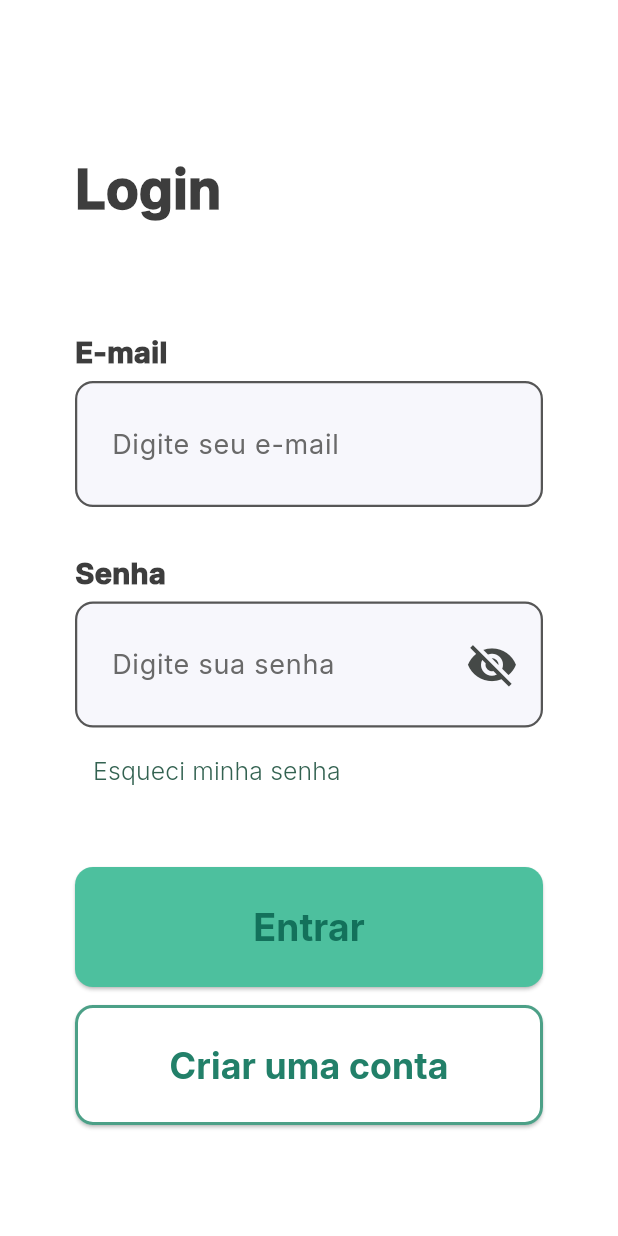
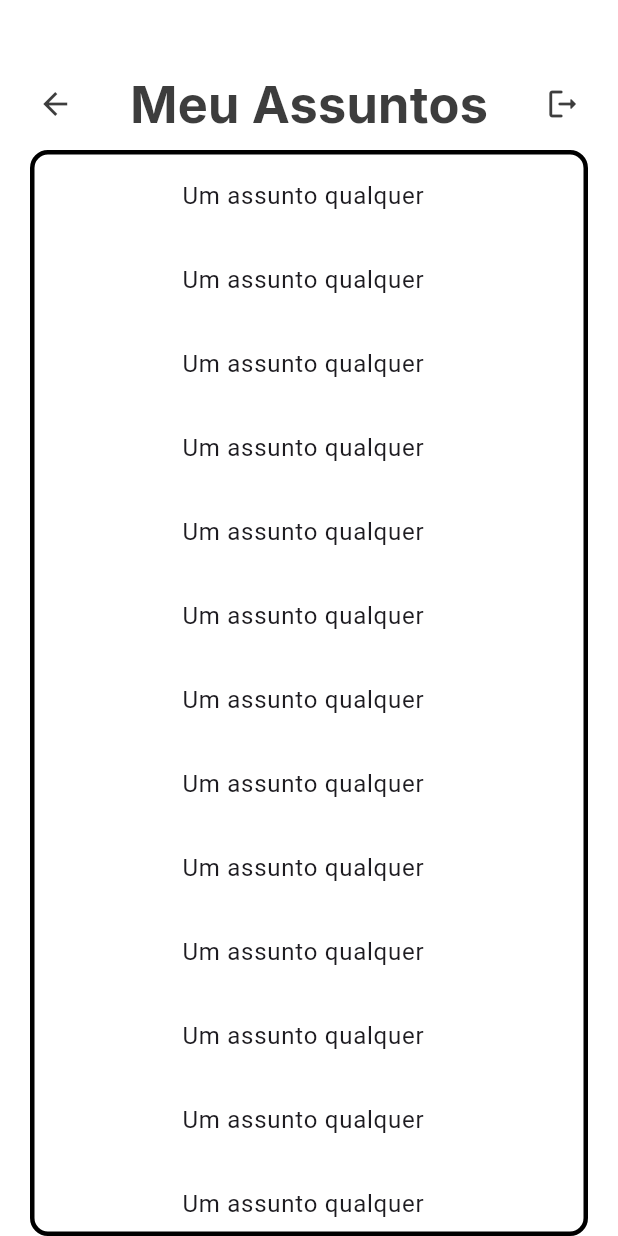
Before and after one commit to paulohp7/fatec_problematicas, a Flutter app: the screen it shows after launch, on a phone screen of 412 x 824 dp. Run offline on Flutter 3.47's test engine with Material 3 defaults, Android fonts, the phone set to English and light mode, and no system bars.

Commit message:
Telas de Meus Assunto e Assunto

```diff
--- a/lib/views/app.dart
+++ b/lib/views/app.dart
@@ -1,6 +1,8 @@
 import 'package:flutter/material.dart';
 import 'login.page.dart';
 import 'newaccount.page.dart';
+import 'mysubjects.page.dart';
+import 'subject.page.dart';
 
 class TecmerpApp extends StatelessWidget {
   const TecmerpApp({super.key});
@@ -16,8 +18,10 @@ class TecmerpApp extends StatelessWidget {
       routes: {
         "/login": (context) => LoginPage(),
         "/new-account": (context) => NewAccountPage(),
+        "/my-subjects": (context) => MySubjects(),
+        "/subject": (context) => Subject(),
       },
-      initialRoute: "/login",
+      initialRoute: "/my-subjects",
     );
   }
 }
--- /dev/null
+++ b/lib/views/mysubjects.page.dart
@@ -0,0 +1,78 @@
+// ignore_for_file: prefer_const_constructors
+
+import 'package:flutter/material.dart';
+
+class MySubjects extends StatelessWidget {
+  const MySubjects({super.key});
+
+  @override
+  Widget build(BuildContext context) {
+    return Scaffold(
+        appBar: PreferredSize(
+        preferredSize: Size.fromHeight(100), // Altura do AppBar
+        child: AppBar(
+          scrolledUnderElevation: 0, // Fazer parar de mudar de cor no scroll
+          elevation: 0,
+          automaticallyImplyLeading: false, // Remover a seta automática
+          backgroundColor: Color(0xFFFFFFFF),
+          flexibleSpace: Padding(
+            padding: const EdgeInsets.only(top: 45.0), // Espaçamento superior
+            child: Row(
+              // crossAxisAlignment: CrossAxisAlignment.center,
+              mainAxisAlignment: MainAxisAlignment.spaceAround,
+              children: [
+                // SizedBox(width: 16),
+                IconButton(
+                  icon: Icon(Icons.arrow_back, color: Color(0xFF3D3D3D)),
+                  onPressed: () {
+                    Navigator.of(context).pop(); // Volta para a página anterior
+                  },
+                ),
+                //SizedBox(width: 15), // Espaço entre a seta e o texto
+                Text(
+                  "Meu Assuntos",
+                  style: TextStyle(
+                    fontSize: 34,
+                    fontFamily: 'Inter',
+                    fontWeight: FontWeight.w800,
+                    color: Color(0xFF3D3D3D),
+                  ),
+                ),
+                IconButton(
+                  icon: Icon(Icons.logout_rounded, color: Color(0xFF3D3D3D)),
+                  onPressed: () {
+                    // Navigator.of(context).pop();
+                  },
+                ),
+              ],
+            ),
+          ),
+        ),
+      ),
+      body: Container(
+        margin: EdgeInsets.symmetric(horizontal: 20),
+        decoration: BoxDecoration(
+          border: Border.all(
+            color: Colors.black, // Cor da borda
+            width: 3,          // Largura da borda
+          ),
+          borderRadius: BorderRadius.circular(12), // Opcional: para bordas arredondadas
+        ),
+        child: ListView.builder(
+          itemCount: 20,
+          itemBuilder: (context, index) {
+            return Center( // Centraliza o conteúdo do ListTile
+              child: Container(
+                width: MediaQuery.of(context).size.width * 0.8, // Define uma largura customizada
+                child: ListTile(
+                  title: Center(child: Text('Um assunto qualquer')),
+                  onTap: () => Navigator.pushNamed(context, '/subject'),
+                ),
+              ),
+            );
+          }
+        ),
+      )
+    );
+  }
+}
```
Also changed, not shown: lib/views/subject.page.dart (added, +194 -0 lines).
